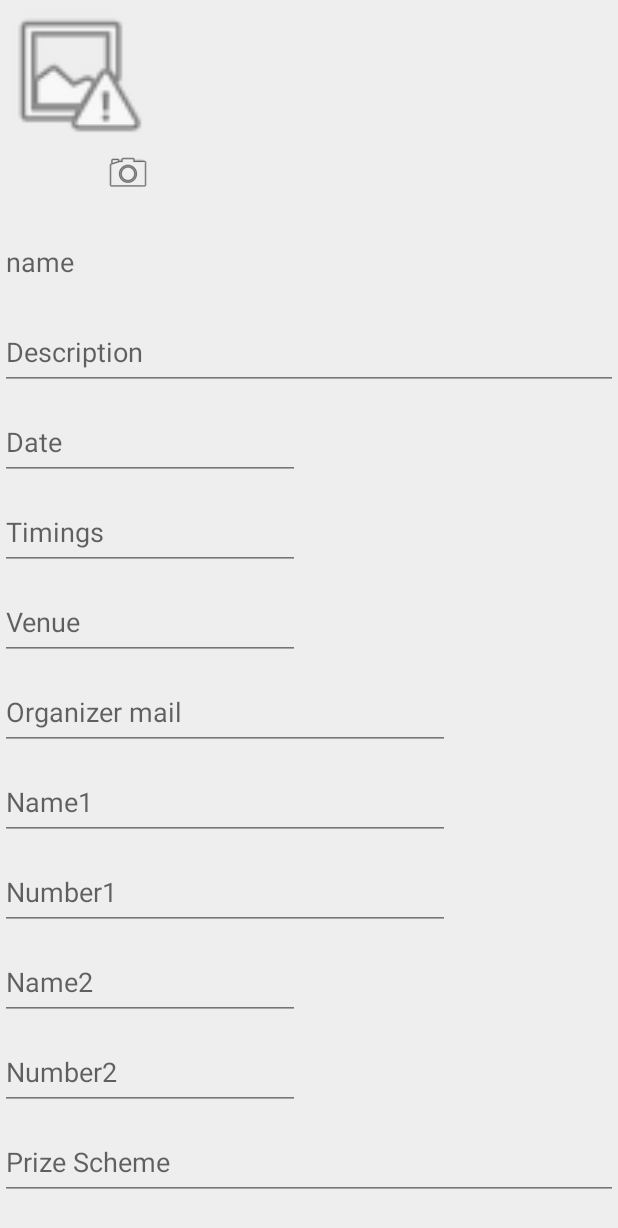
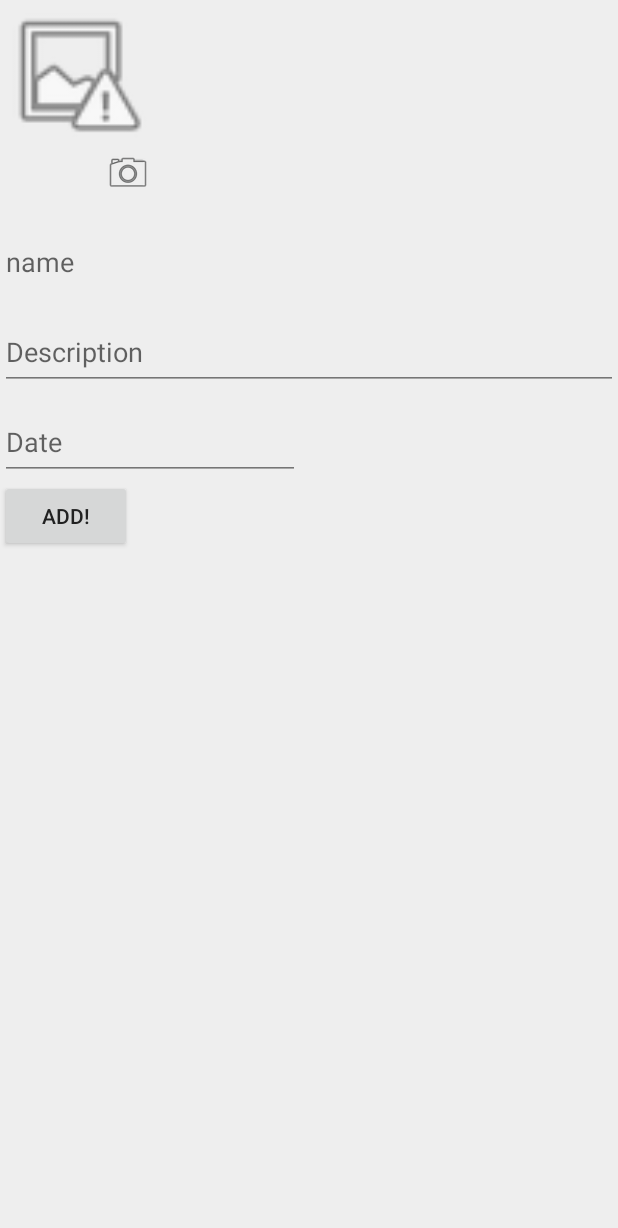
Before and after one commit to tejas4888/Matrix2k17, an Android app: the AddEvent screen opened directly, with no data from a screen before it, on a phone screen of 412 x 824 dp. Shown: the top 1228 px of the screen. Run offline under Robolectric (Android 15) with nearby library versions, the phone set to English and light mode, and no system bars; our stand-ins replace Firebase (no records; nobody signed in at launch, a user with empty details on screens opened directly), Picasso; libraries missing offline, so code that uses them is left out: com.firebase.ui, me.relex.circleindicator; pictures from the network do not load.

Commit message:
Add event split to two screens. Functionally ready

```diff
--- a/app/build.gradle
+++ b/app/build.gradle
@@ -51,4 +51,6 @@ dependencies {
 
 
 
+
+
 apply plugin: 'com.google.gms.google-services'
--- a/app/src/main/res/layout/activity_add_event.xml
+++ b/app/src/main/res/layout/activity_add_event.xml
@@ -50,62 +50,6 @@
                 android:layout_marginTop="10dp"
                 android:hint="Date"
                 android:id="@+id/eventDates"/>
-            <EditText
-                android:layout_width="200dp"
-                android:layout_height="50dp"
-                android:layout_marginTop="10dp"
-                android:hint="Timings"
-                android:id="@+id/eventTime"/>
-            <EditText
-                android:layout_width="200dp"
-                android:layout_height="50dp"
-                android:layout_marginTop="10dp"
-            android:hint="Venue"
-            android:id="@+id/eventVenue"/>
-        <EditText
-            android:layout_width="300dp"
-            android:layout_height="50dp"
-            android:layout_marginTop="10dp"
-            android:hint="Organizer mail"
-            android:id="@+id/eventOrgMail"/>
-        <EditText
-            android:layout_width="300dp"
-            android:layout_height="50dp"
-            android:layout_marginTop="10dp"
-            android:hint="Name1"
-            android:id="@+id/eventPocName1"/>
-        <EditText
-            android:layout_width="300dp"
-            android:layout_height="50dp"
-            android:layout_marginTop="10dp"
-            android:hint="Number1"
-            android:id="@+id/eventPocNumber1"
-            android:inputType="number"/>
-        <EditText
-            android:layout_width="200dp"
-            android:layout_height="50dp"
-            android:layout_marginTop="10dp"
-            android:hint="Name2"
-            android:id="@+id/eventPocName2"/>
-        <EditText
-            android:layout_width="200dp"
-            android:layout_height="50dp"
-            android:layout_marginTop="10dp"
-            android:hint="Number2"
-            android:id="@+id/eventPocNumber2"
-            android:inputType="number"/>
-        <EditText
-            android:layout_width="match_parent"
-            android:layout_height="50dp"
-            android:layout_marginTop="10dp"
-            android:hint="Prize Scheme"
-            android:id="@+id/eventPrizeScheme"/>
-        <EditText
-            android:layout_width="match_parent"
-            android:layout_height="50dp"
-            android:layout_marginTop="10dp"
-            android:hint="Fee Scheme"
-            android:id="@+id/eventFeeScheme"/>
 
         <Button
             android:layout_width="wrap_content"
```
Also changed, not shown: app/src/main/AndroidManifest.xml (+9 -5 lines), app/src/main/java/spit/matrix2017/Activities/AddEvent.java (+15 -7 lines), app/src/main/java/spit/matrix2017/Activities/AddEvent2.java (added, +63 -0 lines), app/src/main/res/layout/activity_add_event2.xml (added, +95 -0 lines).
